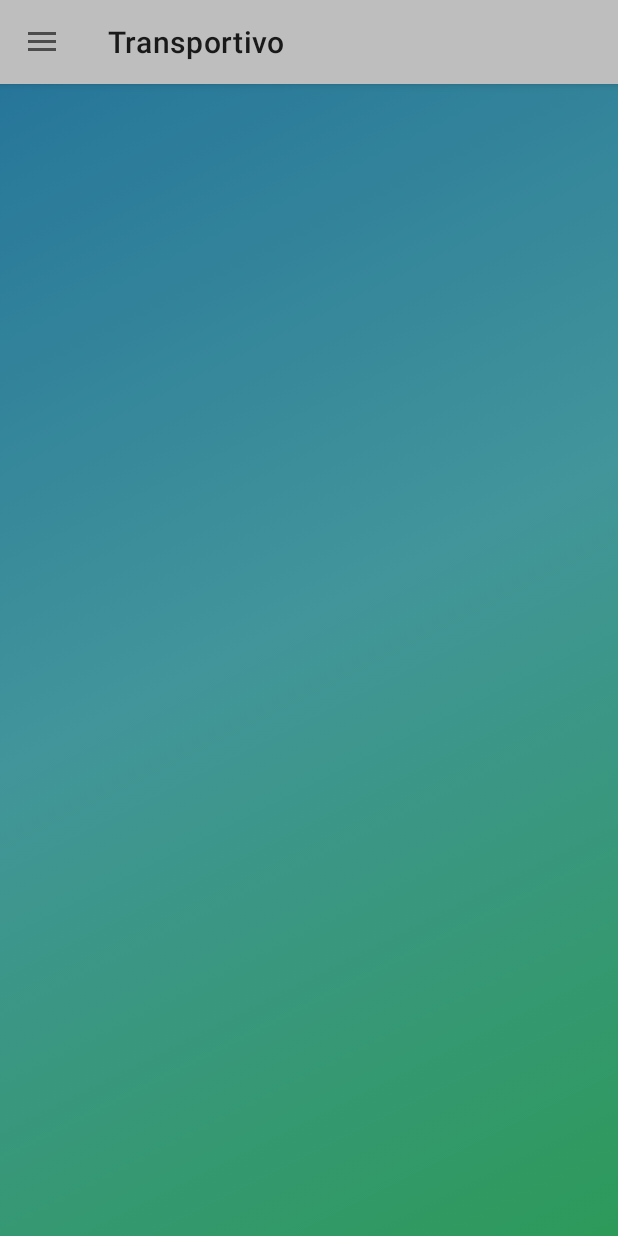
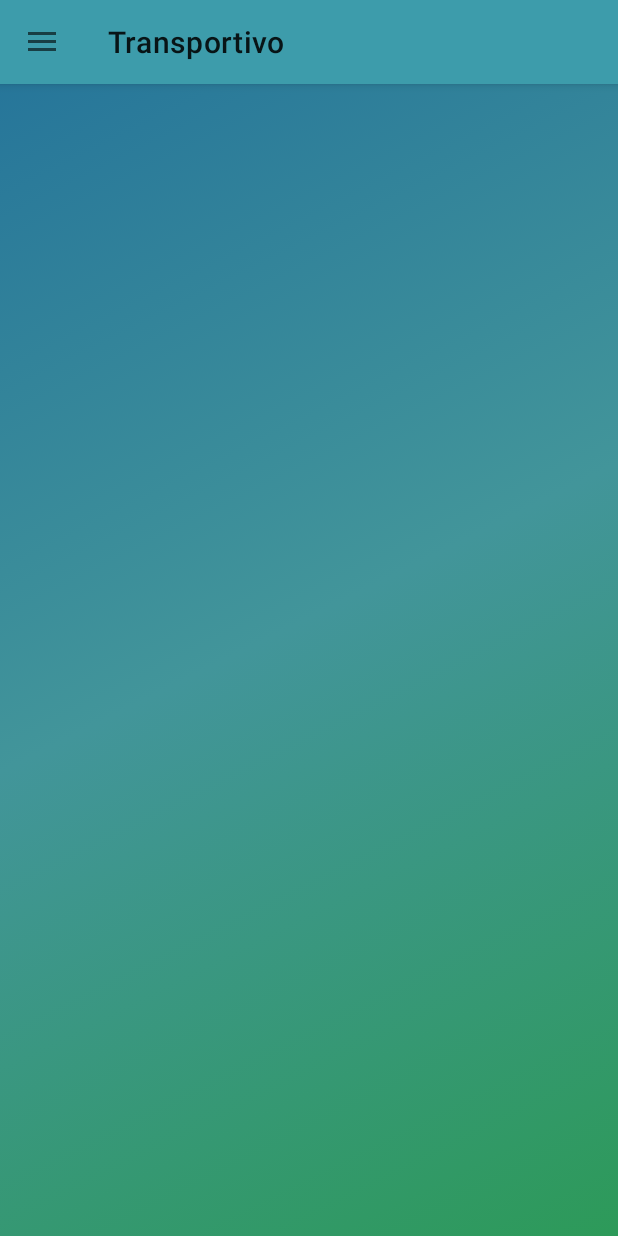
Before and after one commit to vujasinovic/PMA, an Android app: the screen it shows after launch (MainActivity), on a phone screen of 412 x 824 dp. Run offline under Robolectric (Android 15) with nearby library versions, the phone set to English and light mode, and no system bars.

Commit message:
Fix toolbar background

```diff
--- a/app/src/main/res/layout/activity_main.xml
+++ b/app/src/main/res/layout/activity_main.xml
@@ -8,9 +8,9 @@
     tools:context=".MainActivity">
 
     <androidx.coordinatorlayout.widget.CoordinatorLayout
+        android:id="@+id/mainActivity"
         android:layout_width="match_parent"
         android:layout_height="match_parent"
-        android:id="@+id/mainActivity"
         android:background="@drawable/gradient">
 
         <com.google.android.material.appbar.AppBarLayout
@@ -21,21 +21,19 @@
                 android:id="@+id/main_toolbar"
                 android:layout_width="match_parent"
                 android:layout_height="?attr/actionBarSize"
-                android:background="@android:color/secondary_text_dark" />
+                android:background="@color/mainColor" />
 
         </com.google.android.material.appbar.AppBarLayout>
 
     </androidx.coordinatorlayout.widget.CoordinatorLayout>
-
 
     <com.google.android.material.navigation.NavigationView
         android:id="@+id/nav_view"
         android:layout_width="wrap_content"
         android:layout_height="match_parent"
         android:layout_gravity="start"
+        android:background="@color/white"
         app:headerLayout="@layout/nav_header"
-        android:background="@color/white"
         app:menu="@menu/drawer_menu" />
 
-
 </androidx.drawerlayout.widget.DrawerLayout>
--- a/app/src/main/res/menu/drawer_menu.xml
+++ b/app/src/main/res/menu/drawer_menu.xml
@@ -4,26 +4,24 @@
         <item
             android:id="@+id/nav_profile"
             android:icon="@drawable/ic_profile"
-            android:title="Profile" />
+            android:title="@string/profile_menu_item" />
         <item
             android:id="@+id/nav_add_offer"
             android:icon="@drawable/ic_add_offer"
-            android:title="Add offer" />
+            android:title="@string/add_offer_menu_item" />
         <item
             android:id="@+id/nav_notifications"
             android:icon="@drawable/ic_notifications"
-            android:title="Notifications" />
+            android:title="@string/notifications_menu_item" />
 
         <item
             android:id="@+id/nav_reservations"
             android:icon="@drawable/ic_reservations"
-            android:title="Reservations" />
+            android:title="@string/reservations_menu_item" />
 
         <item
             android:id="@+id/nav_settings"
             android:icon="@drawable/ic_settings"
-            android:title="Settings" />
+            android:title="@string/settings_menu_item" />
     </group>
-
-
 </menu>
--- a/app/src/main/res/values/strings.xml
+++ b/app/src/main/res/values/strings.xml
@@ -10,8 +10,9 @@
     <string name="departureTime">Departure time</string>
     <string name="capacity">Capacity</string>
     <string name="price">Price</string>
-
-
-
-
+    <string name="profile_menu_item">Profile</string>
+    <string name="add_offer_menu_item">Add offer</string>
+    <string name="notifications_menu_item">Notifications</string>
+    <string name="reservations_menu_item">Reservations</string>
+    <string name="settings_menu_item">Settings</string>
 </resources>
--- a/app/src/main/res/values/styles.xml
+++ b/app/src/main/res/values/styles.xml
@@ -1,5 +1,4 @@
 <resources>
-
     <!-- Base application theme. -->
     <style name="AppTheme" parent="Theme.MaterialComponents.Light.NoActionBar">
         <!-- Customize your theme here. -->
@@ -7,9 +6,7 @@
         <item name="colorPrimary">@color/colorPrimary</item>
         <item name="colorPrimaryDark">@color/colorPrimaryDark</item>
         <item name="colorAccent">@color/colorAccent</item>
-
     </style>
-
 
     <style name="FormTheme" parent="Theme.MaterialComponents.Light.NoActionBar">
         <item name="boxBackgroundColor">#FDA8C4C9</item>
@@ -23,9 +20,6 @@
         <item name="boxCornerRadiusBottomStart">12dp</item>
         <item name="boxStrokeColor">@color/white</item>
         <item name="hintTextColor">@color/white</item>
-
     </style>
 
-
-
 </resources>
```
Also changed, not shown: app/src/main/java/com/example/transportivo/MainActivity.java (+5 -4 lines).
